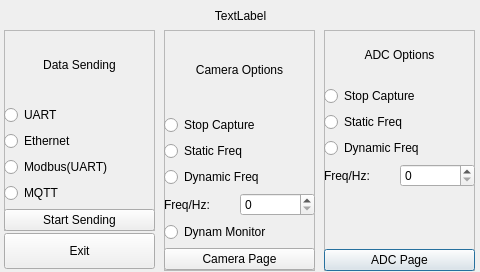
Qt form Slave_Qt/mainwindow.ui (StevenGLee/EmbeddedBigProject) before a commit.
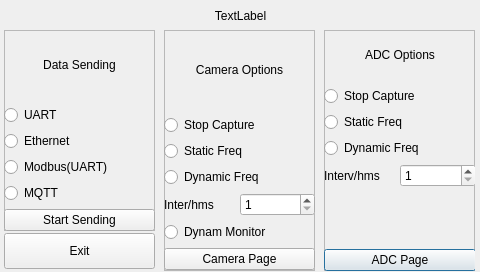
The same form after that commit.

Patch:
```diff
--- a/Slave_Qt/mainwindow.ui
+++ b/Slave_Qt/mainwindow.ui
@@ -33,7 +33,7 @@
      <rect>
       <x>0</x>
       <y>0</y>
-      <width>151</width>
+      <width>152</width>
       <height>241</height>
      </rect>
     </property>
@@ -77,12 +77,16 @@
        <item>
         <widget class="QLabel" name="label_6">
          <property name="text">
-          <string>Freq/Hz:</string>
+          <string>Interv/hms</string>
          </property>
         </widget>
        </item>
        <item>
-        <widget class="QSpinBox" name="sb_adc_freq"/>
+        <widget class="QSpinBox" name="sb_adc_freq">
+         <property name="minimum">
+          <number>1</number>
+         </property>
+        </widget>
        </item>
       </layout>
      </item>
@@ -240,12 +244,16 @@
        <item>
         <widget class="QLabel" name="label_4">
          <property name="text">
-          <string>Freq/Hz:</string>
+          <string>Inter/hms</string>
          </property>
         </widget>
        </item>
        <item>
-        <widget class="QSpinBox" name="sb_camera_freq"/>
+        <widget class="QSpinBox" name="sb_camera_freq">
+         <property name="minimum">
+          <number>1</number>
+         </property>
+        </widget>
        </item>
       </layout>
      </item>
```
